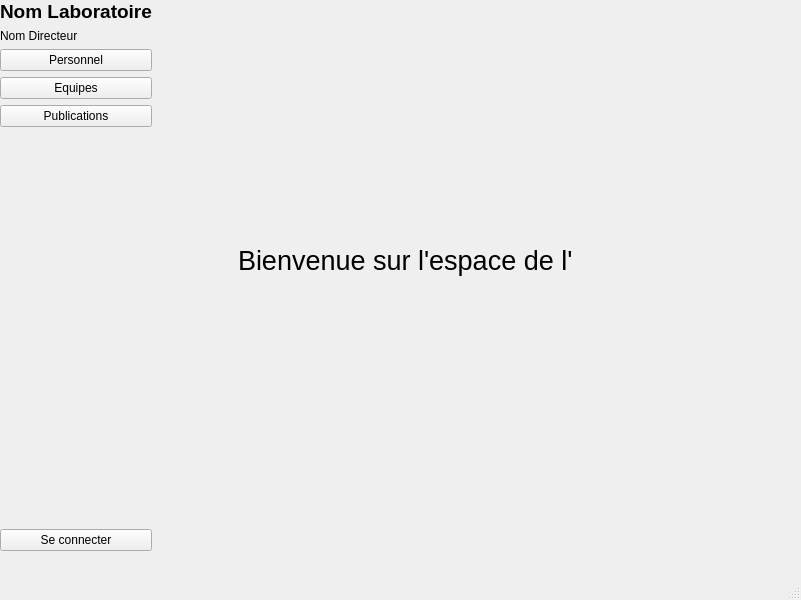
Above: Interface.ui from Megaghosty/Project_POO_SNR_JPJN before the change. Below: the same form after it.
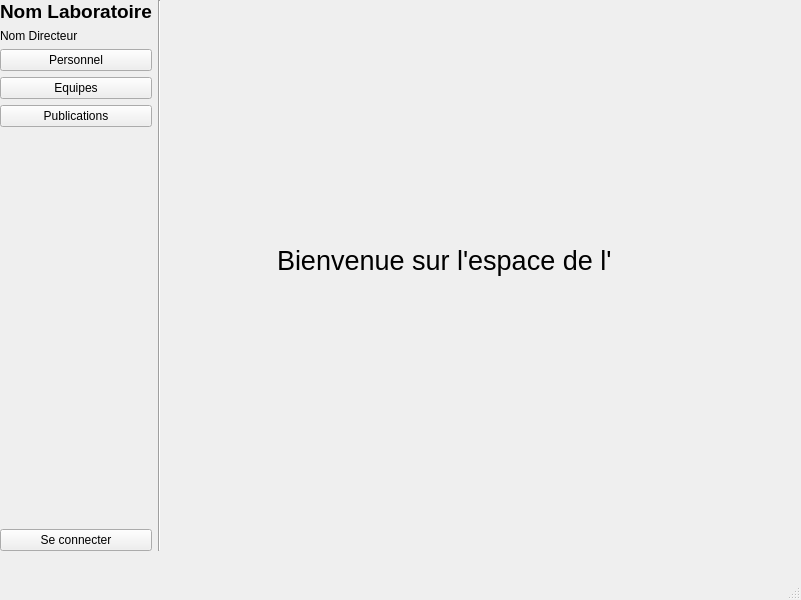
That is the form after the change. The open tabs and pages were chosen to show the change.

```diff
--- a/Interface.ui
+++ b/Interface.ui
@@ -120,6 +120,13 @@
        </item>
       </layout>
      </item>
+     <item>
+      <widget class="Line" name="line">
+       <property name="orientation">
+        <enum>Qt::Vertical</enum>
+       </property>
+      </widget>
+     </item>
      <item>
       <widget class="QStackedWidget" name="stackedWidget">
        <property name="currentIndex">
@@ -129,7 +136,7 @@
         <widget class="QLabel" name="label_home">
          <property name="geometry">
           <rect>
-           <x>80</x>
+           <x>110</x>
            <y>220</y>
            <width>461</width>
            <height>81</height>
```
Left out of the diff: 2 changed lines with no effect on the pictures.
